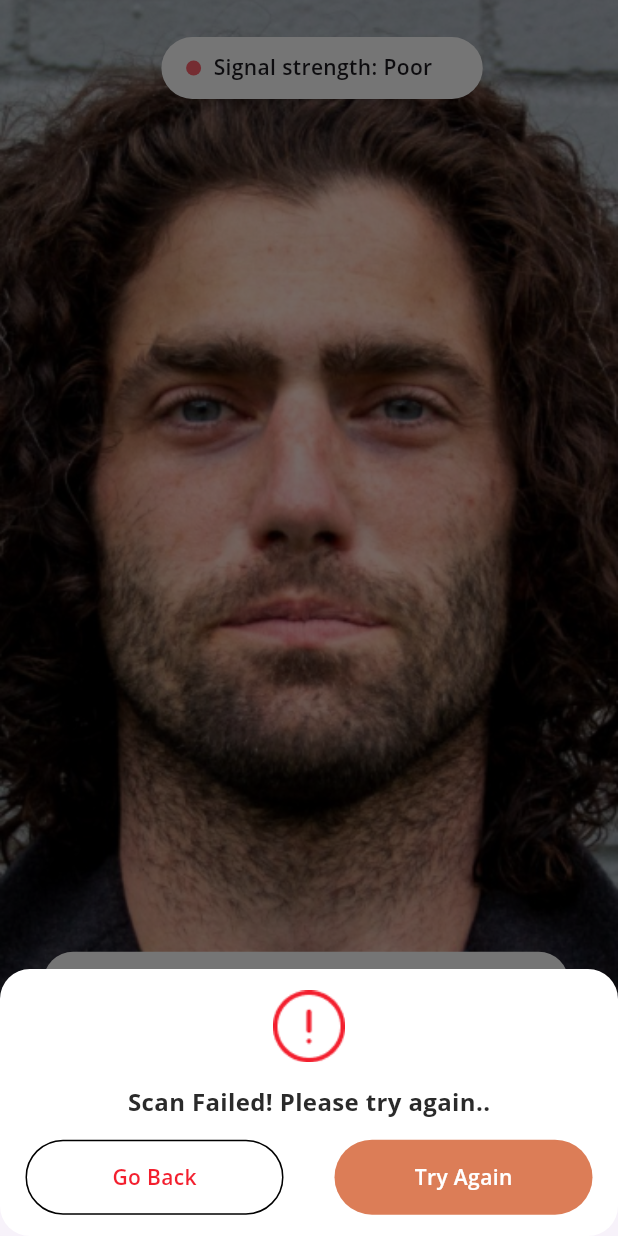
After one commit to asadalpha/Freelance-App, a Flutter app: the ScanScreen screen opened directly, after a tap on "Signal strength: Poor", on a phone screen of 412 x 824 dp. The commit adds this screen. Run offline on Flutter 3.47's test engine with Material 3 defaults, Android fonts, the phone set to English and light mode, and no system bars; our stand-ins replace device_preview, dots_indicator, google_fonts.

Commit message:
some more screens

```diff
--- /dev/null
+++ b/devtools_options.yaml
@@ -0,0 +1 @@
+extensions:
--- /dev/null
+++ b/lib/UI/pages/Util/responsive_layout.dart
@@ -0,0 +1,23 @@
+import 'package:flutter/material.dart';
+
+class ResponsiveLayout {
+  static double screenWidth(BuildContext context) {
+    return MediaQuery.of(context).size.width;
+  }
+
+  static double screenHeight(BuildContext context) {
+    return MediaQuery.of(context).size.height;
+  }
+
+  static bool isSmallScreen(BuildContext context) {
+    return screenWidth(context) < 600;
+  }
+
+  static bool isMediumScreen(BuildContext context) {
+    return screenWidth(context) >= 600 && screenWidth(context) < 900;
+  }
+
+  static bool isLargeScreen(BuildContext context) {
+    return screenWidth(context) >= 900;
+  }
+}
--- /dev/null
+++ b/lib/UI/pages/scan_screen.dart
@@ -0,0 +1,294 @@
+import 'package:flutter/material.dart';
+import 'package:google_fonts/google_fonts.dart';
+
+class ScanScreen extends StatefulWidget {
+  const ScanScreen({super.key});
+
+  @override
+  State<ScanScreen> createState() => _ScanScreenState();
+}
+
+var isLoading = false;
+
+class _ScanScreenState extends State<ScanScreen> {
+  @override
+  Widget build(BuildContext context) {
+    var h = MediaQuery.of(context).size.height;
+    var w = MediaQuery.of(context).size.width;
+    double progressValue = 1.0;
+
+    return Scaffold(
+        body: SafeArea(
+      child: Container(
+        width: w,
+        height: h,
+        decoration: const BoxDecoration(
+          image: DecorationImage(
+            image: AssetImage("assets/picture.png"),
+            fit: BoxFit.cover,
+          ),
+        ),
+        child: Stack(
+          children: [
+            Positioned(
+              top: h * 0.03,
+              left: w * 0.3 - 16,
+              child: GestureDetector(
+                onTap: () {
+                  _showModalBottomSheet(context);
+                },
+                child: Container(
+                  height: h * 0.05,
+                  width: w * 0.52,
+                  decoration: BoxDecoration(
+                      color: Colors.white,
+                      borderRadius: BorderRadius.circular(50)),
+                  child: Row(
+                    mainAxisAlignment: MainAxisAlignment.start,
+                    children: [
+                      SizedBox(
+                        width: w * 0.04,
+                      ),
+                      CircleAvatar(
+                        radius: 5,
+                        backgroundColor: isLoading
+                            ? const Color(0xff3AC0A0)
+                            : const Color(0xffFF616D),
+                      ),
+                      SizedBox(
+                        width: w * 0.02,
+                      ),
+                      isLoading
+                          ? Text(
+                              "Signal strength: Good",
+                              style: GoogleFonts.openSans(
+                                  fontSize: 14, fontWeight: FontWeight.w600),
+                            )
+                          : Text(
+                              "Signal strength: Poor",
+                              style: GoogleFonts.openSans(
+                                  fontSize: 14, fontWeight: FontWeight.w600),
+                            ),
+                    ],
+                  ),
+                ),
+              ),
+            ),
+            Positioned(
+              left: w * 0.07,
+              bottom: w * 0.1,
+              child: GestureDetector(
+                onTap: () {
+                  setState(() {
+                    isLoading = true;
+                  });
+                },
+                child: Container(
+                  // height: 147,
+                  // // width: 340,
+                  height: h * 0.18,
+                  width: w * 0.85,
+                  decoration: BoxDecoration(
+                      color: Colors.white,
+                      borderRadius: BorderRadius.circular(20)),
+                  child: Stack(
+                    children: [
+                      Positioned(
+                        top: w * 0.02,
+                        left: w * 0.04,
+                        child: isLoading
+                            ? Row(
+                                children: [
+                                  SizedBox(
+                                    height: 20,
+                                    width: 20,
+                                    child: CircularProgressIndicator(
+                                        strokeWidth: 6,
+                                        color: const Color(0xff3AC0A0),
+                                        value: progressValue),
+                                  ),
+                                  SizedBox(width: w * 0.02),
+                                  Text(
+                                    '${(progressValue * 25).toStringAsFixed(0)}% Completed',
+                                    style: GoogleFonts.openSans(
+                                        fontSize: 15,
+                                        fontWeight: FontWeight.bold),
+                                  ),
+                                ],
+                              )
+                            : Row(
+                                children: [
+                                  Text(
+                                    "Calibration in progress....",
+                                    style: GoogleFonts.openSans(
+                                        fontSize: 15,
+                                        fontWeight: FontWeight.bold),
+                                  ),
+                                ],
+                              ),
+                      ),
+                      Positioned(
+                        top: w * 0.08,
+                        left: w * 0.04,
+                        child: SizedBox(
+                          width: w * 0.8,
+                          child: Text(
+                            "During the measurement, please do not speak or move..",
+                            style: GoogleFonts.openSans(
+                                fontSize: 15, fontWeight: FontWeight.w400),
+                          ),
+                        ),
+                      ),
+                      Positioned(
+                        top: w * 0.24,
+                        left: w * 0.5,
+                        child: GestureDetector(
+                          onTap: () {
+                            setState(() {
+                              isLoading = false;
+                            });
+                          },
+                          child: Container(
+                            height: h * 0.055,
+                            width: w * 0.3,
+                            decoration: BoxDecoration(
+                                border: Border.all(width: 1),
+                                borderRadius: BorderRadius.circular(30)),
+                            child: Center(
+                              child: Text(
+                                "Cancle Scan",
+                                style: GoogleFonts.openSans(
+                                    color: const Color(0xffF31F2E),
+                                    fontSize: 14,
+                                    fontWeight: FontWeight.w600),
+                              ),
+                            ),
+                          ),
+                        ),
+                      ),
+                    ],
+                  ),
+                ),
+              ),
+            )
+          ],
+        ),
+      ),
+    ));
+  }
+}
+
+void _showModalBottomSheet(BuildContext context) {
+  var h = MediaQuery.of(context).size.height;
+  var w = MediaQuery.of(context).size.width;
+  showModalBottomSheet(
+    context: context,
+    builder: (BuildContext context) {
+      return Container(
+        decoration: BoxDecoration(
+          borderRadius: BorderRadius.circular(20),
+          color: Colors.white,
+        ),
+        height: 178,
+        width: double.infinity,
+        child: Column(
+          mainAxisAlignment: MainAxisAlignment.spaceEvenly,
+          children: [
+            Image.asset("assets/exclamationIcon.png"),
+            Text(
+              "Scan Failed! Please try again..",
+              style: GoogleFonts.openSans(
+                  color: const Color(0xff2A2A2A),
+                  fontSize: 16,
+                  fontWeight: FontWeight.bold),
+            ),
+            Row(
+              mainAxisAlignment: MainAxisAlignment.spaceAround,
+              children: [
+                Container(
+                  height: 50,
+                  width: 172,
+                  decoration: BoxDecoration(
+                      border: Border.all(width: 1),
+                      borderRadius: BorderRadius.circular(30)),
+                  child: Center(
+                    child: Text(
+                      "Go Back",
+                      style: GoogleFonts.openSans(
+                          color: const Color(0xffF31F2E),
+                          fontSize: 14,
+                          fontWeight: FontWeight.w600),
+                    ),
+                  ),
+                ),
+                GestureDetector(
+                  onTap: () {
+                    _showModalSheetForAnalysingData(context);
+                  },
+                  child: Container(
+                    height: 50,
+                    width: 172,
+                    decoration: BoxDecoration(
+                        color: const Color(0xffDC7D57),
+                        borderRadius: BorderRadius.circular(30)),
+                    child: Center(
+                      child: Text(
+                        "Try Again",
+                        style: GoogleFonts.openSans(
+                            color: Colors.white,
+                            fontSize: 14,
+                            fontWeight: FontWeight.w600),
+                      ),
+                    ),
+                  ),
+                ),
+              ],
+            )
+          ],
+        ),
+      );
+    },
+  );
+}
+
+void _showModalSheetForAnalysingData(BuildContext context) {
+  var h = MediaQuery.of(context).size.height;
+  var w = MediaQuery.of(context).size.width;
+  showModalBottomSheet(
+    context: context,
+    builder: (BuildContext context) {
+      return Container(
+        decoration: BoxDecoration(
+          borderRadius: BorderRadius.circular(20),
+          color: Colors.white,
+        ),
+        height: 392,
+        width: double.infinity,
+        child: Column(
+          mainAxisAlignment: MainAxisAlignment.spaceEvenly,
+          children: [
+            Image.asset("assets/infographic.png"),
+            Text(
+              "Analysing Data",
+              style: GoogleFonts.openSans(
+                  color: const Color(0xff2A2A2A),
+                  fontSize: 24,
+                  fontWeight: FontWeight.bold),
+            ),
+            SizedBox(
+              width: w,
+              child: Text(
+                "Hold tight, the measurement\nresults are on the way",
+                textAlign: TextAlign.center,
+                style: GoogleFonts.openSans(
+                    color: const Color(0xff2A2A2A),
+                    fontSize: 20,
+                    fontWeight: FontWeight.bold),
+              ),
+            ),
+          ],
+        ),
+      );
+    },
+  );
+}
--- a/lib/UI/pages/sign_up_page.dart
+++ b/lib/UI/pages/sign_up_page.dart
@@ -31,7 +31,7 @@ class _AuthScreenState extends State<AuthScreen> {
         child: Column(
           children: [
             SizedBox(
-              height: h * 0.03,
+              height: w * 0.01,
             ),
             Container(
               height: h * 0.1,
@@ -40,15 +40,15 @@ class _AuthScreenState extends State<AuthScreen> {
             ),
             Container(
               width: w,
-              height: h * 0.18,
-              padding: const EdgeInsets.only(left: 1, bottom: 13),
+              height: h * 0.22,
+              padding: const EdgeInsets.only(left: 1, bottom: 12),
               child: Row(
                 mainAxisSize: MainAxisSize.min,
                 mainAxisAlignment: MainAxisAlignment.center,
                 crossAxisAlignment: CrossAxisAlignment.center,
                 children: [
                   SizedBox(
-                    width: w * 0.8,
+                    width: 300,
                     child: Text(
                       'Your Tomorrow Starts Today: Cancer Detection Matters',
                       textAlign: TextAlign.center,
--- a/lib/main.dart
+++ b/lib/main.dart
@@ -1,8 +1,14 @@
+import 'package:device_preview/device_preview.dart';
+import 'package:flutter/foundation.dart';
 import 'package:flutter/material.dart';
+import 'package:onco_app/UI/pages/scan_screen.dart';
 import 'package:onco_app/UI/pages/sign_up_page.dart';
 
 void main() {
-  runApp(const MyApp());
+  runApp(DevicePreview(
+    enabled: !kReleaseMode,
+    builder: (context) => const MyApp(), // Wrap your app
+  ));
 }
 
 class MyApp extends StatelessWidget {
@@ -13,6 +19,8 @@ class MyApp extends StatelessWidget {
     return MaterialApp(
       debugShowCheckedModeBanner: false,
       theme: ThemeData(),
+      locale: DevicePreview.locale(context),
+      builder: DevicePreview.appBuilder,
       home: const AuthScreen(),
     );
   }
--- a/pubspec.yaml
+++ b/pubspec.yaml
@@ -37,6 +37,7 @@ dependencies:
   cupertino_icons: ^1.0.2
   dots_indicator: ^3.0.0
   google_fonts: ^6.1.0
+  device_preview: ^1.1.0
 
 dev_dependencies:
   flutter_test:
```
Also changed, not shown: assets/exclamationIcon.png (added), assets/infographic.png (added), assets/picture.png (added), lib/UI/pages/Util/custom_text_field.dart (renamed from lib/UI/pages/Widgets/custom_text_field.dart), pubspec.lock, 1 other file.
